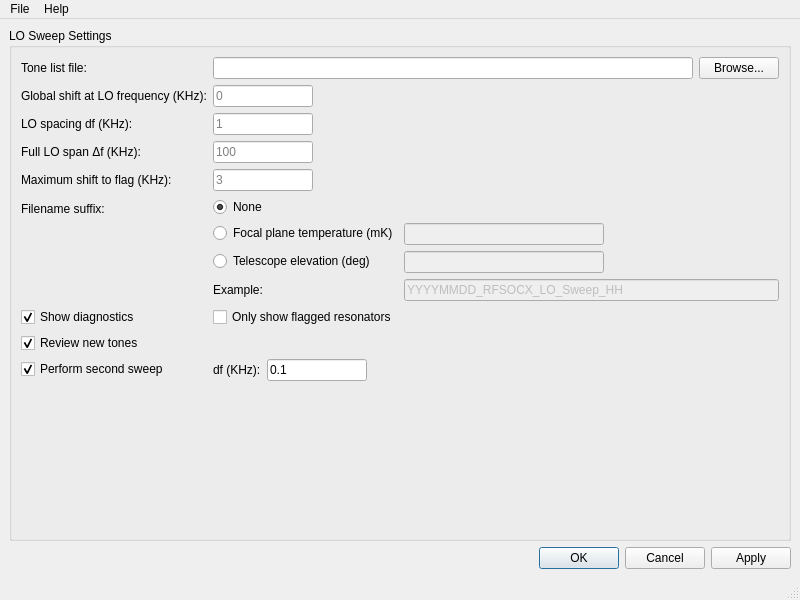
Before: the Qt Designer form ui_resources/loconfig.ui in Tyronitar/rfsoc-interface, drawn with Qt 5.
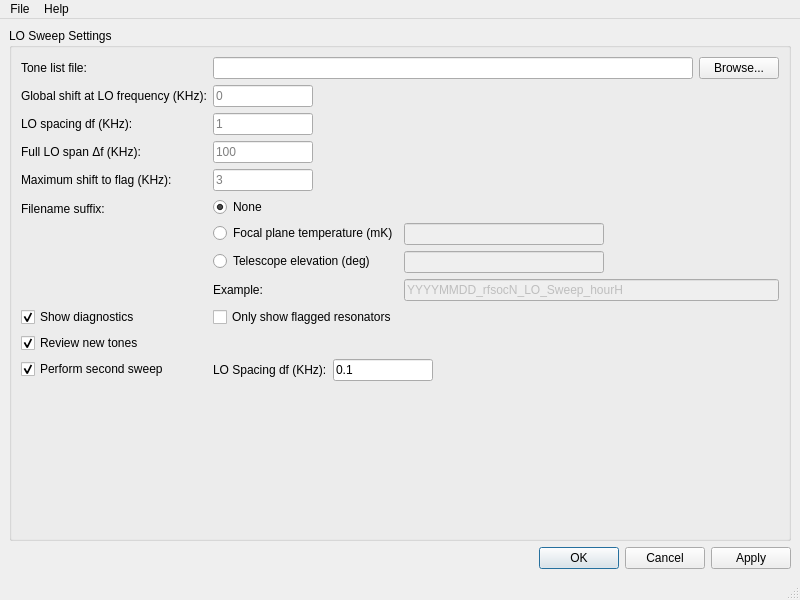
After: the same form once the commit is applied. Icons and pictures are not drawn.

Commit message: Add Functionality to LO Config Window

Diff of the .ui file:
```diff
--- a/ui_resources/loconfig.ui
+++ b/ui_resources/loconfig.ui
@@ -233,7 +233,7 @@
             <string>Spacing between data points in KHz</string>
            </property>
            <property name="text">
-            <string>df (KHz):</string>
+            <string>LO Spacing df (KHz):</string>
            </property>
           </widget>
          </item>
@@ -351,7 +351,7 @@
             <bool>false</bool>
            </property>
            <property name="text">
-            <string>YYYYMMDD_RFSOCX_LO_Sweep_HH</string>
+            <string>YYYYMMDD_rfsocN_LO_Sweep_hourH</string>
            </property>
            <property name="readOnly">
             <bool>true</bool>
```
Left out of the diff: 2 changed lines with no effect on the pictures. The commit also changes 2 other files.
